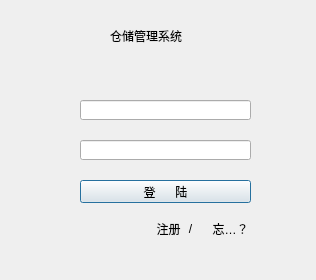
The window that Deca/login/logindialog.ui (summerfll/wms) describes before a commit, drawn with Qt 5.
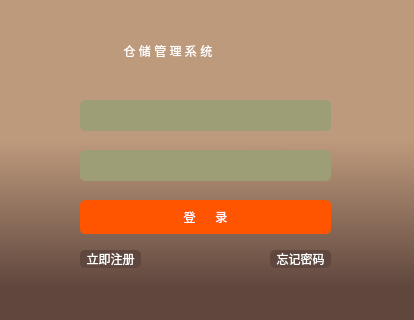
The same window after the commit. Icons and pictures are not drawn.

Commit message: v2.12 美化登录界面

```diff
--- a/Deca/login/logindialog.ui
+++ b/Deca/login/logindialog.ui
@@ -6,8 +6,8 @@
    <rect>
     <x>0</x>
     <y>0</y>
-    <width>316</width>
-    <height>280</height>
+    <width>414</width>
+    <height>320</height>
    </rect>
   </property>
   <property name="windowTitle">
@@ -18,82 +18,143 @@
     <activeon>:/icons/CQUPT.ico</activeon>
    </iconset>
   </property>
+  <property name="styleSheet">
+   <string notr="true">background-color: qlineargradient(spread:pad, x1:0.500273, y1:0.438, x2:0.500727, y2:0.909, stop:0 rgba(190, 154, 124, 255), stop:0.971591 rgba(96, 71, 62, 255));</string>
+  </property>
   <widget class="QLabel" name="label">
    <property name="geometry">
     <rect>
      <x>110</x>
      <y>20</y>
-     <width>121</width>
-     <height>31</height>
+     <width>211</width>
+     <height>61</height>
     </rect>
    </property>
    <property name="styleSheet">
-    <string notr="true">font: 75 14pt &quot;微软雅黑&quot;;</string>
+    <string notr="true">font: 75 14pt &quot;微软雅黑&quot;;
+background-color:rgb(190, 154, 124, 255);
+border-radius:5px;padding:2px 4px;
+color: rgb(255, 255, 255);
+</string>
    </property>
    <property name="text">
-    <string>仓储管理系统</string>
+    <string>  仓 储 管 理 系 统</string>
    </property>
   </widget>
   <widget class="QLineEdit" name="lineEdit">
    <property name="geometry">
     <rect>
      <x>80</x>
-     <y>140</y>
-     <width>171</width>
-     <height>20</height>
+     <y>150</y>
+     <width>251</width>
+     <height>31</height>
     </rect>
    </property>
+   <property name="styleSheet">
+    <string notr="true">border-radius:5px;padding:2px 4px;
+font: 75 11pt &quot;楷体&quot;;
+color: rgb(255, 255, 255);
+background-color:rgb(158, 158, 118);</string>
+   </property>
+   <property name="echoMode">
+    <enum>QLineEdit::Normal</enum>
+   </property>
   </widget>
   <widget class="QLineEdit" name="lineEdit_2">
    <property name="geometry">
     <rect>
      <x>80</x>
      <y>100</y>
-     <width>171</width>
-     <height>20</height>
+     <width>251</width>
+     <height>31</height>
     </rect>
    </property>
+   <property name="styleSheet">
+    <string notr="true">border-radius:5px;padding:2px 4px;
+font: 75 11pt &quot;楷体&quot;;
+background-color:rgb(158, 158, 118);
+color: rgb(255, 255, 255);</string>
+   </property>
   </widget>
   <widget class="QPushButton" name="pushButton">
    <property name="geometry">
     <rect>
      <x>80</x>
-     <y>180</y>
-     <width>171</width>
-     <height>23</height>
+     <y>200</y>
+     <width>251</width>
+     <height>34</height>
     </rect>
    </property>
+   <property name="styleSheet">
+    <string notr="true">
+QPushButton{  
+color:rgb(255, 255, 255);
+font: 75 12pt &quot;微软雅黑&quot;;
+border-style:solid;  
+background-color:rgb(255, 85, 0);
+border-radius:5px;padding:2px 4px;/*border-radius控制圆角大小*/  
+}  
+QPushButton:hover{  /*鼠标放上后*/  
+color:rgb(255, 255, 255);  
+min-height:20;  
+border-style:solid;  
+border-top-left-radius:2px;  
+border-top-right-radius:2px;  
+background-color:rgb(190, 154, 124, 255);
+border:1px;  
+border-radius:5px;padding:2px 4px;  
+}  
+QPushButton:pressed{ /*按下按钮后*/  
+color:rgb(255, 255, 255);  
+min-height:20;  
+border-style:solid;  
+border-top-left-radius:2px;  
+border-top-right-radius:2px;  
+background: qlineargradient(x1: 0, y1: 0, x2: 0, y2: 1, stop:0 rgb(226,236,241),   
+                            stop: 0.3 rgb(190,190,190),  
+                              stop: 1 rgb(160,160,160));  
+border:1px;  
+border-radius:5px;padding:2px 4px;  
+}  
+QPushButton:checked{    /*选中后*/  
+color:rgb(255, 255, 255);  
+min-height:20;  
+border-style:solid;  
+border-top-left-radius:2px;  
+border-top-right-radius:2px;  
+background: qlineargradient(x1: 0, y1: 0, x2: 0, y2: 1, stop:0 rgb(226,236,241),   
+                            stop: 0.3 rgb(190,190,190),  
+                              stop: 1 rgb(160,160,160));  
+border:1px;  
+border-radius:5px;padding:2px 4px;  
+}  </string>
+   </property>
    <property name="text">
-    <string>登      陆</string>
+    <string>登      录</string>
    </property>
   </widget>
   <widget class="QToolButton" name="toolButton">
    <property name="geometry">
     <rect>
-     <x>150</x>
-     <y>220</y>
-     <width>37</width>
+     <x>80</x>
+     <y>250</y>
+     <width>61</width>
      <height>18</height>
     </rect>
    </property>
-   <property name="text">
-    <string>注册</string>
+   <property name="styleSheet">
+    <string notr="true">QToolButton{
+color: rgb(255, 255, 255);
+border-radius:5px;padding:2px 4px;
+background-color:rgb(96, 71, 62, 255);
+}
+QToolButton:hover{
+background-color:rgb(190, 154, 124, 255);
+}
+</string>
    </property>
-   <property name="autoRaise">
-    <bool>true</bool>
-   </property>
-  </widget>
-  <widget class="QToolButton" name="toolButton_2">
-   <property name="geometry">
-    <rect>
-     <x>180</x>
-     <y>220</y>
-     <width>21</width>
-     <height>18</height>
-    </rect>
-   </property>
    <property name="text">
-    <string>/</string>
+    <string>立即注册</string>
    </property>
    <property name="autoRaise">
     <bool>true</bool>
@@ -102,14 +163,24 @@
   <widget class="QToolButton" name="toolButton_3">
    <property name="geometry">
     <rect>
-     <x>200</x>
-     <y>220</y>
+     <x>270</x>
+     <y>250</y>
      <width>61</width>
      <height>18</height>
     </rect>
    </property>
+   <property name="styleSheet">
+    <string notr="true">QToolButton{
+color: rgb(255, 255, 255);
+border-radius:5px;padding:2px 4px;
+background-color:rgb(96, 71, 62, 255);
+}
+QToolButton:hover{
+background-color:rgb(190, 154, 124, 255);
+}</string>
+   </property>
    <property name="text">
-    <string>忘记密码？</string>
+    <string>忘记密码</string>
    </property>
    <property name="autoRaise">
     <bool>true</bool>
```
The commit also changes 4 other files.
